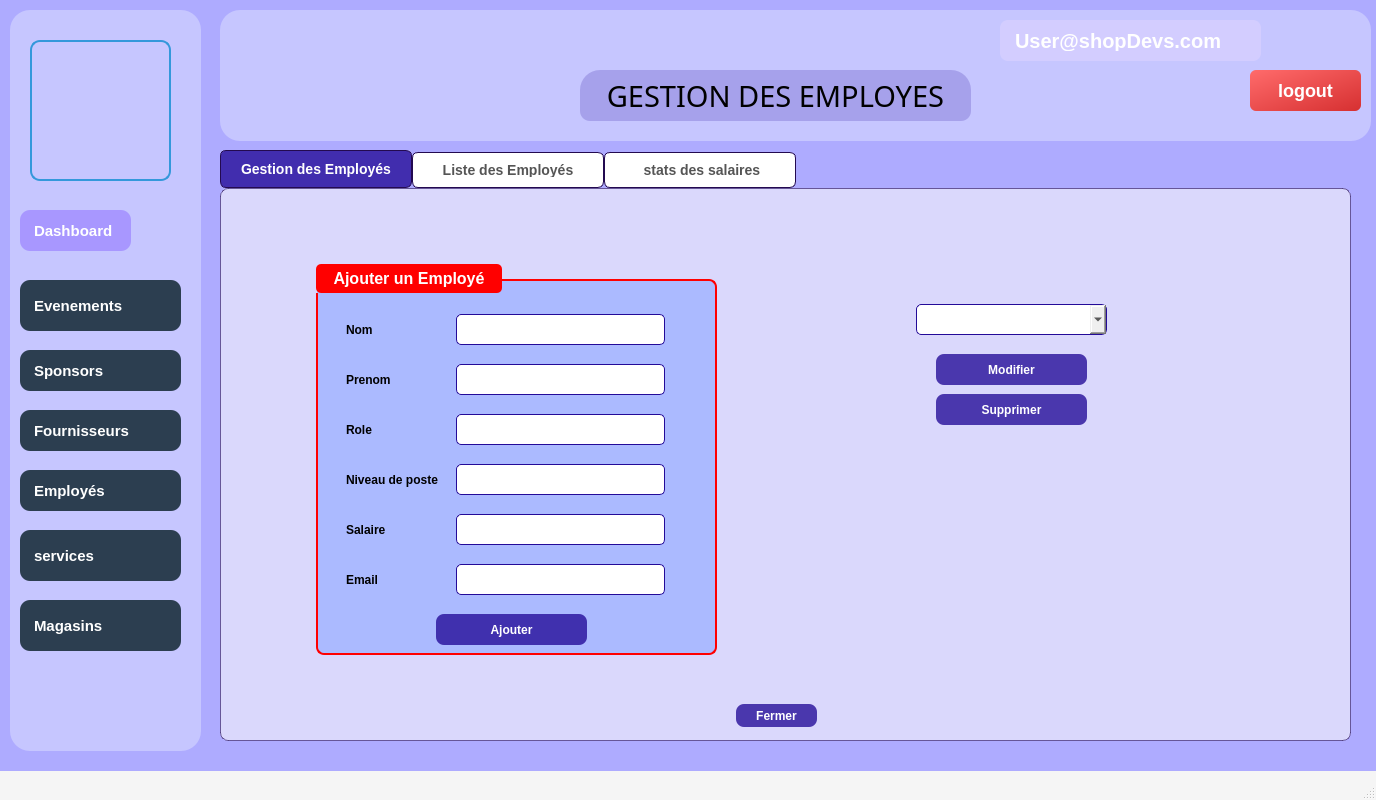
Above: mainwindow.ui from MontaCHOUIG/MallFlow before the change. Below: the same form after it.
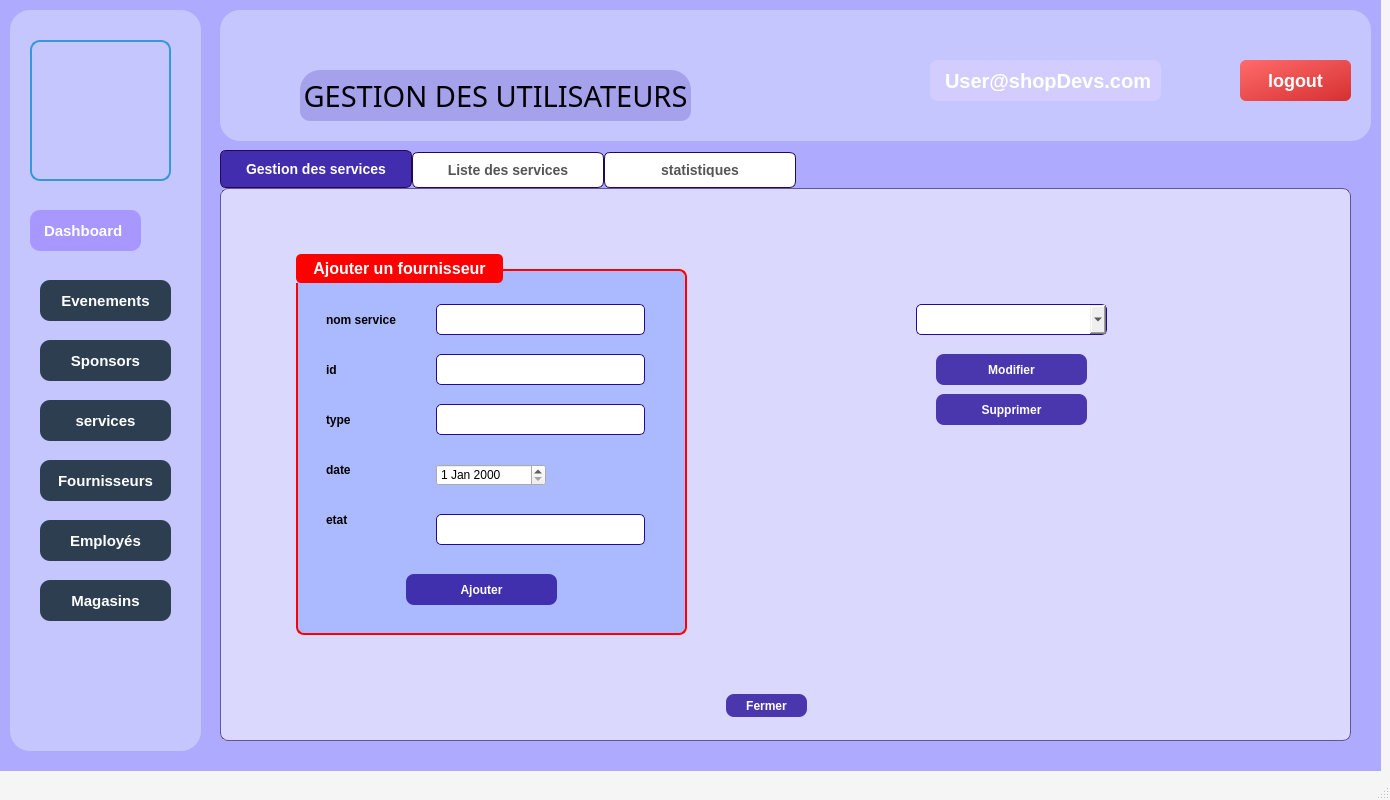
That is the form after the change. Icons and pictures are not drawn.

Diff of the .ui file:
```diff
--- a/mainwindow.ui
+++ b/mainwindow.ui
@@ -6,7 +6,7 @@
    <rect>
     <x>0</x>
     <y>0</y>
-    <width>1376</width>
+    <width>1390</width>
     <height>800</height>
    </rect>
   </property>
@@ -93,15 +93,15 @@
       <string notr="true"/>
      </property>
      <attribute name="title">
-      <string>Gestion des Employés</string>
+      <string>Gestion des services</string>
      </attribute>
      <widget class="QGroupBox" name="Sp_GroupBox_2">
       <property name="geometry">
        <rect>
-        <x>90</x>
-        <y>70</y>
-        <width>401</width>
-        <height>391</height>
+        <x>70</x>
+        <y>60</y>
+        <width>391</width>
+        <height>381</height>
        </rect>
       </property>
       <property name="styleSheet">
@@ -127,7 +127,7 @@
 </string>
       </property>
       <property name="title">
-       <string>Ajouter un Employé</string>
+       <string>Ajouter un fournisseur</string>
       </property>
       <widget class="QLabel" name="Sp_Label_Nom_2">
        <property name="geometry">
@@ -145,7 +145,7 @@
         </font>
        </property>
        <property name="text">
-        <string>Prenom</string>
+        <string>id</string>
        </property>
       </widget>
       <widget class="QLabel" name="Sp_Label_DA_2">
@@ -164,7 +164,7 @@
         </font>
        </property>
        <property name="text">
-        <string>Salaire</string>
+        <string>etat</string>
        </property>
       </widget>
       <widget class="QLineEdit" name="Sp_Line_Nom_2">
@@ -224,26 +224,7 @@
         </font>
        </property>
        <property name="text">
-        <string>Nom </string>
-       </property>
-      </widget>
-      <widget class="QLabel" name="Sp_Label_DD_2">
-       <property name="geometry">
-        <rect>
-         <x>30</x>
-         <y>300</y>
-         <width>101</width>
-         <height>31</height>
-        </rect>
-       </property>
-       <property name="font">
-        <font>
-         <pointsize>9</pointsize>
-         <bold>true</bold>
-        </font>
-       </property>
-       <property name="text">
-        <string>Email</string>
+        <string>nom service</string>
        </property>
       </widget>
       <widget class="QLineEdit" name="Sp_Line_CIN_2">
@@ -281,7 +262,7 @@
         </font>
        </property>
        <property name="text">
-        <string>Role</string>
+        <string>type</string>
        </property>
       </widget>
       <widget class="QLabel" name="Sp_Label_Email_2">
@@ -289,7 +270,7 @@
         <rect>
          <x>30</x>
          <y>200</y>
-         <width>99</width>
+         <width>121</width>
          <height>31</height>
         </rect>
        </property>
@@ -300,52 +281,14 @@
         </font>
        </property>
        <property name="text">
-        <string>Niveau de poste</string>
+        <string>date</string>
        </property>
       </widget>
       <widget class="QLineEdit" name="Sp_Line_Email_2">
        <property name="geometry">
         <rect>
          <x>140</x>
-         <y>200</y>
-         <width>209</width>
-         <height>31</height>
-        </rect>
-       </property>
-       <property name="styleSheet">
-        <string notr="true">QLineEdit {
-		border: 1px solid #230a98;
-		border-radius: 5px;
-}
-QLineEdit:hover {
-		border: 1px solid #7359f0;
-}</string>
-       </property>
-      </widget>
-      <widget class="QLineEdit" name="Sp_Line_Email_3">
-       <property name="geometry">
-        <rect>
-         <x>140</x>
-         <y>250</y>
-         <width>209</width>
-         <height>31</height>
-        </rect>
-       </property>
-       <property name="styleSheet">
-        <string notr="true">QLineEdit {
-		border: 1px solid #230a98;
-		border-radius: 5px;
-}
-QLineEdit:hover {
-		border: 1px solid #7359f0;
-}</string>
-       </property>
-      </widget>
-      <widget class="QLineEdit" name="Sp_Line_Email_4">
-       <property name="geometry">
-        <rect>
-         <x>140</x>
-         <y>300</y>
+         <y>260</y>
          <width>209</width>
          <height>31</height>
         </rect>
@@ -363,8 +306,8 @@
       <widget class="QPushButton" name="Sp_Button_Ajouter">
        <property name="geometry">
         <rect>
-         <x>120</x>
-         <y>350</y>
+         <x>110</x>
+         <y>320</y>
          <width>151</width>
          <height>31</height>
         </rect>
@@ -388,6 +331,16 @@
         <string>Ajouter</string>
        </property>
       </widget>
+      <widget class="QDateEdit" name="dateEdit">
+       <property name="geometry">
+        <rect>
+         <x>140</x>
+         <y>210</y>
+         <width>110</width>
+         <height>22</height>
+        </rect>
+       </property>
+      </widget>
      </widget>
      <widget class="QPushButton" name="Sp_Button_Modifier">
       <property name="geometry">
@@ -472,8 +425,8 @@
      <widget class="QPushButton" name="Sp_Button_Fermer_2">
       <property name="geometry">
        <rect>
-        <x>510</x>
-        <y>510</y>
+        <x>500</x>
+        <y>500</y>
         <width>81</width>
         <height>23</height>
        </rect>
@@ -522,7 +475,7 @@
     </widget>
     <widget class="QWidget" name="tab_2">
      <attribute name="title">
-      <string>Liste des Employés</string>
+      <string>Liste des services</string>
      </attribute>
      <widget class="QPushButton" name="Sp_Button_Tri_Nom">
       <property name="geometry">
@@ -770,7 +723,7 @@
     </widget>
     <widget class="QWidget" name="tab_3">
      <attribute name="title">
-      <string> stats des salaires</string>
+      <string>statistiques</string>
      </attribute>
      <widget class="QPushButton" name="pushButton_7">
       <property name="geometry">
@@ -932,7 +885,7 @@
     <widget class="QLabel" name="label_9">
      <property name="geometry">
       <rect>
-       <x>10</x>
+       <x>20</x>
        <y>200</y>
        <width>111</width>
        <height>41</height>
@@ -956,17 +909,17 @@
       <string>Dashboard</string>
      </property>
     </widget>
-    <widget class="QLabel" name="label_10">
+    <widget class="QPushButton" name="pushButton_2">
      <property name="geometry">
       <rect>
-       <x>10</x>
-       <y>460</y>
-       <width>161</width>
+       <x>30</x>
+       <y>270</y>
+       <width>131</width>
        <height>41</height>
       </rect>
      </property>
      <property name="styleSheet">
-      <string notr="true">QLabel {
+      <string notr="true">QPushButton {
     color: white;
     background-color: #2c3e50; /* Dark blue */
     font-size: 15px;
@@ -976,24 +929,26 @@
     text-align: center;
     text-shadow: 2px 2px 5px rgba(0, 0, 0, 0.5); /* Adds a shadow effect */
 }
-
+QPushButton:hover {
+background-color: qlineargradient(spread:pad, x1:0, y1:0, x2:0, y2:1, stop:0 rgba(117, 201, 187, 200), stop:1 rgba(35,10,152, 200));
+}
 </string>
      </property>
      <property name="text">
-      <string>Employés</string>
+      <string>Evenements</string>
      </property>
     </widget>
-    <widget class="QLabel" name="label_11">
+    <widget class="QPushButton" name="pushButton_8">
      <property name="geometry">
       <rect>
-       <x>10</x>
-       <y>340</y>
-       <width>161</width>
+       <x>30</x>
+       <y>330</y>
+       <width>131</width>
        <height>41</height>
       </rect>
      </property>
      <property name="styleSheet">
-      <string notr="true">QLabel {
+      <string notr="true">QPushButton {
     color: white;
     background-color: #2c3e50; /* Dark blue */
     font-size: 15px;
@@ -1010,17 +965,17 @@
       <string>Sponsors</string>
      </property>
     </widget>
-    <widget class="QLabel" name="label_12">
+    <widget class="QPushButton" name="pushButton_6">
      <property name="geometry">
       <rect>
-       <x>10</x>
-       <y>400</y>
-       <width>161</width>
+       <x>30</x>
+       <y>390</y>
+       <width>131</width>
        <height>41</height>
       </rect>
      </property>
      <property name="styleSheet">
-      <string notr="true">QLabel {
+      <string notr="true">QPushButton {
     color: white;
     background-color: #2c3e50; /* Dark blue */
     font-size: 15px;
@@ -1030,32 +985,8 @@
     text-align: center;
     text-shadow: 2px 2px 5px rgba(0, 0, 0, 0.5); /* Adds a shadow effect */
 }
-
-</string>
-     </property>
-     <property name="text">
-      <string>Fournisseurs</string>
-     </property>
-    </widget>
-    <widget class="QLabel" name="label_13">
-     <property name="geometry">
-      <rect>
-       <x>10</x>
-       <y>520</y>
-       <width>161</width>
-       <height>51</height>
-      </rect>
-     </property>
-     <property name="styleSheet">
-      <string notr="true">QLabel {
-    color: white;
-    background-color: #2c3e50; /* Dark blue */
-    font-size: 15px;
-    font-weight: bold;
-    padding: 10px;
-    border-radius: 10px;
-    text-align: center;
-    text-shadow: 2px 2px 5px rgba(0, 0, 0, 0.5); /* Adds a shadow effect */
+QPushButton:hover {
+background-color: qlineargradient(spread:pad, x1:0, y1:0, x2:0, y2:1, stop:0 rgba(117, 201, 187, 200), stop:1 rgba(35,10,152, 200));
 }
 
 </string>
@@ -1064,17 +995,17 @@
       <string>services</string>
      </property>
     </widget>
-    <widget class="QLabel" name="label_14">
+    <widget class="QPushButton" name="pushButton_5">
      <property name="geometry">
       <rect>
-       <x>10</x>
-       <y>590</y>
-       <width>161</width>
-       <height>51</height>
+       <x>30</x>
+       <y>450</y>
+       <width>131</width>
+       <height>41</height>
       </rect>
      </property>
      <property name="styleSheet">
-      <string notr="true">QLabel {
+      <string notr="true">QPushButton {
     color: white;
     background-color: #2c3e50; /* Dark blue */
     font-size: 15px;
@@ -1083,6 +1014,69 @@
     border-radius: 10px;
     text-align: center;
     text-shadow: 2px 2px 5px rgba(0, 0, 0, 0.5); /* Adds a shadow effect */
+}
+QPushButton:hover {
+background-color: qlineargradient(spread:pad, x1:0, y1:0, x2:0, y2:1, stop:0 rgba(117, 201, 187, 200), stop:1 rgba(35,10,152, 200));
+}
+
+</string>
+     </property>
+     <property name="text">
+      <string>Fournisseurs</string>
+     </property>
+    </widget>
+    <widget class="QPushButton" name="pushButton_4">
+     <property name="geometry">
+      <rect>
+       <x>30</x>
+       <y>510</y>
+       <width>131</width>
+       <height>41</height>
+      </rect>
+     </property>
+     <property name="styleSheet">
+      <string notr="true">QPushButton {
+    color: white;
+    background-color: #2c3e50; /* Dark blue */
+    font-size: 15px;
+    font-weight: bold;
+    padding: 10px;
+    border-radius: 10px;
+    text-align: center;
+    text-shadow: 2px 2px 5px rgba(0, 0, 0, 0.5); /* Adds a shadow effect */
+}
+QPushButton:hover {
+background-color: qlineargradient(spread:pad, x1:0, y1:0, x2:0, y2:1, stop:0 rgba(117, 201, 187, 200), stop:1 rgba(35,10,152, 200));
+}
+
+</string>
+     </property>
+     <property name="text">
+      <string>Employés</string>
+     </property>
+    </widget>
+    <widget class="QPushButton" name="pushButton_3">
+     <property name="geometry">
+      <rect>
+       <x>30</x>
+       <y>570</y>
+       <width>131</width>
+       <height>41</height>
+      </rect>
+     </property>
+     <property name="styleSheet">
+      <string notr="true">QPushButton {
+    color: white;
+    background-color: #2c3e50; /* Dark blue */
+    font-size: 15px;
+    font-weight: bold;
+    padding: 10px;
+    border-radius: 10px;
+    text-align: center;
+    text-shadow: 2px 2px 5px rgba(0, 0, 0, 0.5); /* Adds a shadow effect */
+}
+QPushButton:hover {
+background-color: qlineargradient(spread:pad, x1:0, y1:0, x2:0, y2:1, stop:0 rgba(117, 201, 187, 200), stop:1 rgba(35,10,152, 200));
 }
 
 </string>
@@ -1091,33 +1085,6 @@
       <string>Magasins</string>
      </property>
     </widget>
-    <widget class="QLabel" name="label_15">
-     <property name="geometry">
-      <rect>
-       <x>10</x>
-       <y>270</y>
-       <width>161</width>
-       <height>51</height>
-      </rect>
-     </property>
-     <property name="styleSheet">
-      <string notr="true">QLabel {
-    color: white;
-    background-color: #2c3e50; /* Dark blue */
-    font-size: 15px;
-    font-weight: bold;
-    padding: 10px;
-    border-radius: 10px;
-    text-align: center;
-    text-shadow: 2px 2px 5px rgba(0, 0, 0, 0.5); /* Adds a shadow effect */
-}
-
-</string>
-     </property>
-     <property name="text">
-      <string>Evenements</string>
-     </property>
-    </widget>
    </widget>
    <widget class="QFrame" name="frame_2">
     <property name="geometry">
@@ -1141,9 +1108,9 @@
     <widget class="QLabel" name="label_6">
      <property name="geometry">
       <rect>
-       <x>780</x>
-       <y>10</y>
-       <width>261</width>
+       <x>710</x>
+       <y>50</y>
+       <width>231</width>
        <height>41</height>
       </rect>
      </property>
@@ -1166,7 +1133,7 @@
     <widget class="QLabel" name="Sp_Label_Titre">
      <property name="geometry">
       <rect>
-       <x>360</x>
+       <x>80</x>
        <y>60</y>
        <width>391</width>
        <height>51</height>
@@ -1184,7 +1151,7 @@
 border-bottom-right-radius: 10px;</string>
      </property>
      <property name="text">
-      <string>GESTION DES EMPLOYES</string>
+      <string>GESTION DES UTILISATEURS</string>
      </property>
      <property name="alignment">
       <set>Qt::AlignmentFlag::AlignCenter</set>
@@ -1193,8 +1160,8 @@
     <widget class="QLabel" name="label_8">
      <property name="geometry">
       <rect>
-       <x>1070</x>
-       <y>10</y>
+       <x>960</x>
+       <y>50</y>
        <width>41</width>
        <height>41</height>
       </rect>
@@ -1209,8 +1176,8 @@
     <widget class="QPushButton" name="pushButton">
      <property name="geometry">
       <rect>
-       <x>1030</x>
-       <y>60</y>
+       <x>1020</x>
+       <y>50</y>
        <width>111</width>
        <height>41</height>
       </rect>
```
Left out of the diff: 19 changed lines with no effect on the pictures.
